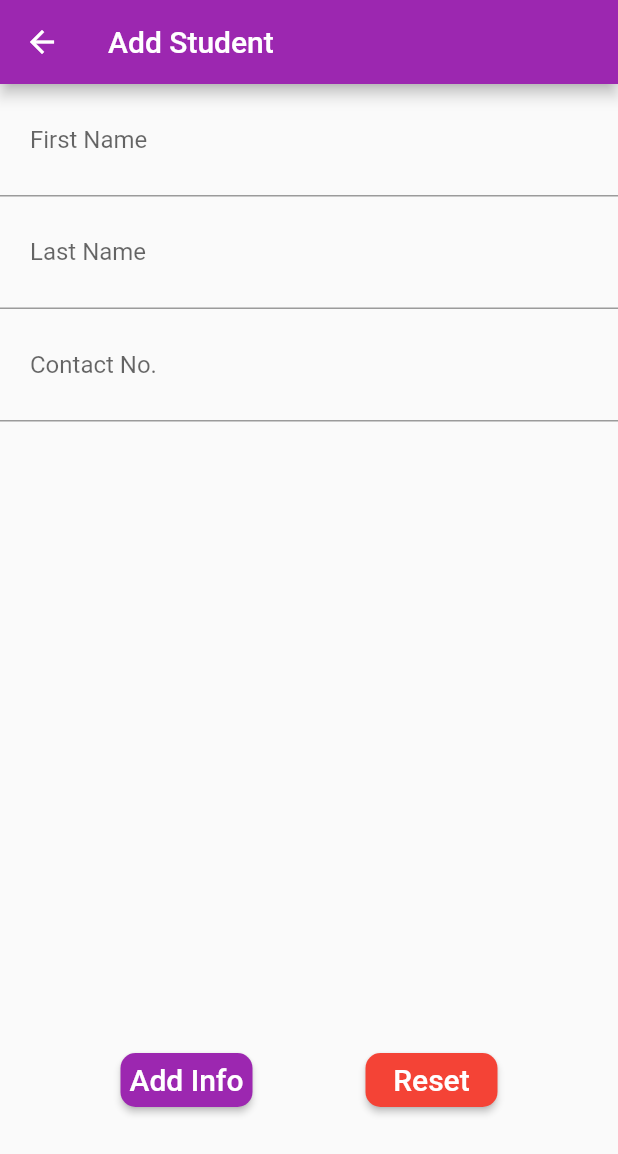
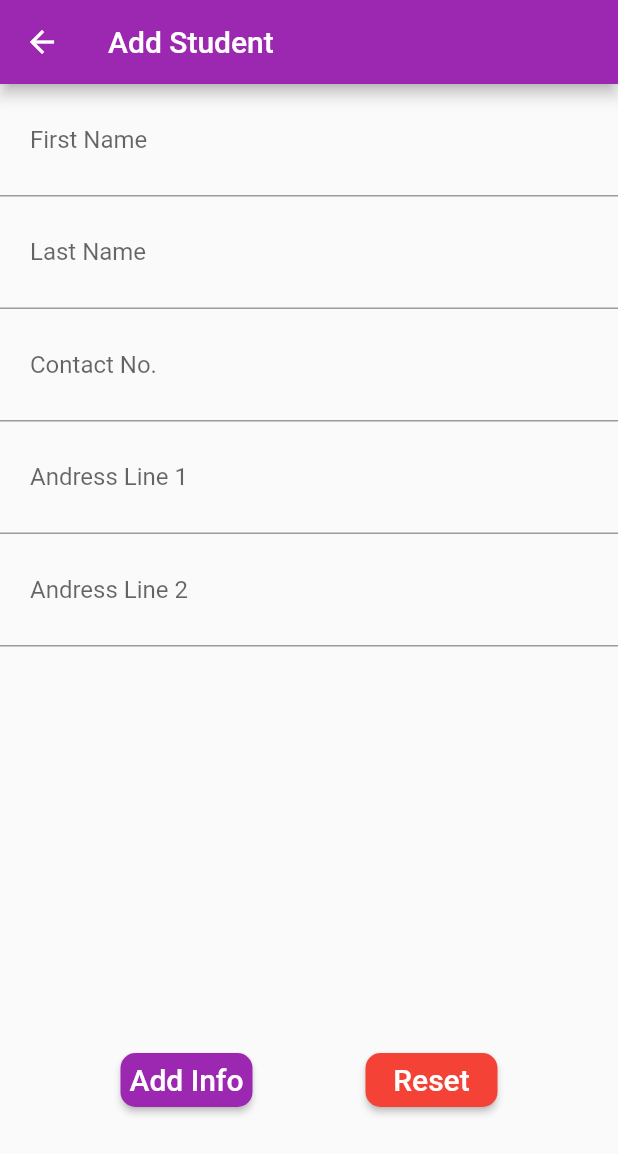
Before and after one commit to Tavorn/savingData_flutter, a Flutter app: the Entry screen opened directly, after a tap on "Add Info", after a tap on the "add" icon, on a phone screen of 412 x 824 dp. Shown: the top 1154 px of the screen. Run offline on Flutter 3.47's test engine with Material 2 defaults, Android fonts, the phone set to English and light mode, and no system bars; our stand-ins replace sqflite; accounts and stored records are empty.

```diff
--- a/lib/model/student.dart
+++ b/lib/model/student.dart
@@ -4,21 +4,27 @@ class Student extends StatelessWidget{
   String _firstName;
   String _lastName;
   String _contactNumber;
+  String _addressLine1;
+  String _addressLine2;
   int _id;
 
-  Student(this._firstName, this._lastName, this._contactNumber);
+  Student(this._firstName, this._lastName, this._contactNumber, this._addressLine1, this._addressLine2);
 
 //We need to use getters because these fields are private
 //Getters will allow us to read data from private string
   String get firstName => _firstName;
   String get lastName => _lastName;
   String get contactNumber => _contactNumber;
+  String get addressLine1 => _addressLine1;
+  String get addressLine2 => _addressLine2;
   int get id => _id;
 
   Student.fromMap(Map<String, dynamic> map){
     this._firstName = map["firstName"];
     this._lastName = map["lastName"];
     this._contactNumber = map["contactNumber"];
+    this._addressLine1 = map["addressLine1"];
+    this._addressLine2 = map["addressline2"];
     this._id = map["id"];
   }
 
@@ -27,6 +33,8 @@ class Student extends StatelessWidget{
     map["firstName"] = _firstName;
     map["lastName"] = _lastName;
     map["contactNumber"] = _contactNumber;
+    map["addressLine1"] = _addressLine1;
+    map["addressLine2"] = _addressLine2;
 
     if(id != null){
       map["id"] = _id;
@@ -59,6 +67,22 @@ class Student extends StatelessWidget{
                 fontStyle: FontStyle.italic,
               ),
               ),
+              Text("$_addressLine1",
+              style: TextStyle(
+                color: Colors.black,
+                fontSize: 14.0,
+                fontFamily: "Roboto",
+                fontStyle: FontStyle.italic,
+              ),
+              ),
+              Text("$_addressLine2",
+              style: TextStyle(
+                color: Colors.black,
+                fontSize: 14.0,
+                fontFamily: "Roboto",
+                fontStyle: FontStyle.italic,
+              ),
+              ),
             ],
           ),
         ],
--- a/lib/ui/entry.dart
+++ b/lib/ui/entry.dart
@@ -14,6 +14,8 @@ class _EntryState extends State<Entry> {
   final TextEditingController _firstNameController = TextEditingController();
   final TextEditingController _lastNameController = TextEditingController();
   final TextEditingController _contactNumberController = TextEditingController();
+  final TextEditingController _addressLine1Controller = TextEditingController();
+  final TextEditingController _addressLine2Controller = TextEditingController();
 
   var db = DatabaseHelper();
 
@@ -60,6 +62,22 @@ class _EntryState extends State<Entry> {
                     labelText: "Contact No.",
                   ),
                 ),
+                TextFormField(
+                  controller: _addressLine1Controller,
+                  keyboardType: TextInputType.phone,
+                  decoration: InputDecoration(
+                    contentPadding: const EdgeInsets.all(20.0),
+                    labelText: "Andress Line 1",
+                  ),
+                ),
+                TextFormField(
+                  controller: _addressLine2Controller,
+                  keyboardType: TextInputType.phone,
+                  decoration: InputDecoration(
+                    contentPadding: const EdgeInsets.all(20.0),
+                    labelText: "Andress Line 2",
+                  ),
+                ),
               ],
             ),
           ),
@@ -84,7 +102,7 @@ class _EntryState extends State<Entry> {
                     borderRadius: BorderRadius.circular(10.0),
                   ),
                   onPressed: (){
-                    _addInfo(_firstNameController.text, _lastNameController.text, _contactNumberController.text);
+                    _addInfo(_firstNameController.text, _lastNameController.text, _contactNumberController.text, _addressLine1Controller.text, _addressLine2Controller.text);
                     Navigator.popAndPushNamed(context, "/home");
                   },
                 ),
@@ -104,6 +122,8 @@ class _EntryState extends State<Entry> {
                     _firstNameController.clear();
                     _lastNameController.clear();
                    _contactNumberController.clear();
+                   _addressLine1Controller.clear();
+                   _addressLine2Controller.clear();
                   },
                 ),
               ],
@@ -114,12 +134,14 @@ class _EntryState extends State<Entry> {
     );
   }
 
-  void _addInfo(String firstName, String lastName, String contactNumber) async{
+  void _addInfo(String firstName, String lastName, String contactNumber, String addressLine1, String addressLine2) async{
     _firstNameController.clear();
     _lastNameController.clear();
     _contactNumberController.clear();
+    _addressLine1Controller.clear();
+    _addressLine2Controller.clear();
 
-    Student student = Student(firstName, lastName, contactNumber);
+    Student student = Student(firstName, lastName, contactNumber, addressLine1, addressLine2);
     await db.saveStudent(student);
 
     // int savedStudent = await db.saveStudent(student);
--- a/lib/ui/reconds.dart
+++ b/lib/ui/reconds.dart
@@ -39,7 +39,7 @@ class _RecordsState extends State<Records> {
                         trailing: Listener(
                           key: Key(_studentRecords[index].firstName),
                           child: Icon(Icons.remove_circle, color: Colors.red),
-                          onPointerDown: (pointerEvent)=> _deleteStudent(_studentRecords[index]),
+                          onPointerDown: (pointerEvent)=> _deleteStudent(_studentRecords[index].id, index),
                           ),
                         ),
                       );
--- a/lib/utils/database_helper.dart
+++ b/lib/utils/database_helper.dart
@@ -19,6 +19,8 @@ class DatabaseHelper{
   final String columnFirstName = "firstName";
   final String columnLastName = "lastName";
   final String columnContactNumber = "contactNumber";
+  final String columnAddressLine1 = "addressLine1";
+  final String columnAddressLine2 = "addressLine2";
 
   static Database _db;
 
@@ -36,7 +38,7 @@ class DatabaseHelper{
     //Use the join method to join the path to the name of the database which is going to be "studentRecords.db"
     String path = join(documentDirectory.path, "studentRecords.db");
     //Storing the database in ourDB variable
-    var ourDB = await openDatabase(path, version: 1, onCreate: _onCreate);
+    var ourDB = await openDatabase(path, version: 3, onCreate: _onCreate);
     return ourDB;
   }
 
@@ -44,7 +46,7 @@ class DatabaseHelper{
 //Whenever you insert data into a database it return an integer value
   void _onCreate(Database db, int newVersion) async{
     await db.execute(
-      "CREATE TABLE $studentTable($columnId INTEGER PRIMARY KEY, $columnFirstName TEXT, $columnLastName TEXT, $columnContactNumber TEXT)"
+      "CREATE TABLE $studentTable($columnId INTEGER PRIMARY KEY, $columnFirstName TEXT, $columnLastName TEXT, $columnContactNumber TEXT, $columnAddressLine1 TEXT, $columnAddressLine2 TEXT)"
     );
   }
 
```
Also changed, not shown: lib/ui/edit.dart (+24 -2 lines).
